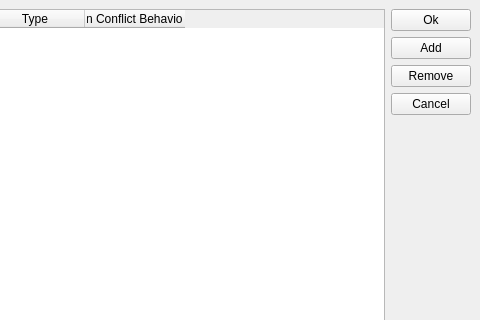
Above: ClientDownloadGuard/AutoDetctionWindow.ui from Luminatione/ClientDownloadGuard before the change; both pictures show x 125 to 605 and y 0 to 320 of the 605 by 464 pixel window. Below: the same form after it.
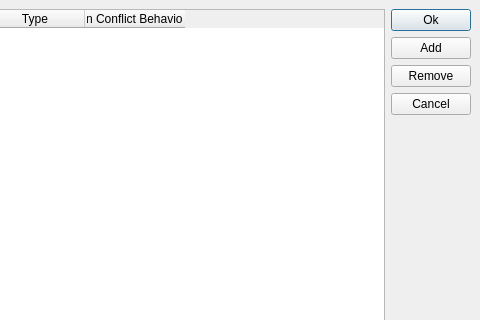
That is the form after the change.

```diff
--- a/ClientDownloadGuard/AutoDetctionWindow.ui
+++ b/ClientDownloadGuard/AutoDetctionWindow.ui
@@ -44,6 +44,9 @@
         <property name="text">
          <string>Ok</string>
         </property>
+        <property name="default">
+         <bool>true</bool>
+        </property>
        </widget>
       </item>
       <item>
```
Left out of the diff: 9 changed lines with no effect on the pictures.
